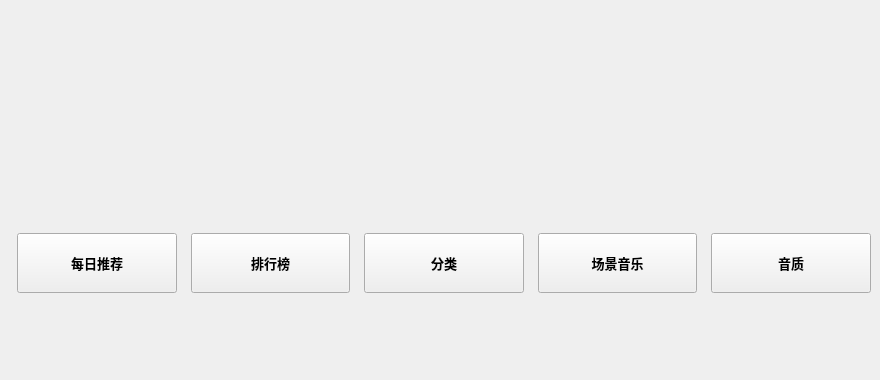
Old version of the form KuGouClient/RecommendForYou/RecommendForYou.ui in the repository a-mo-xi-wei/Qt-KuGouAppClient.
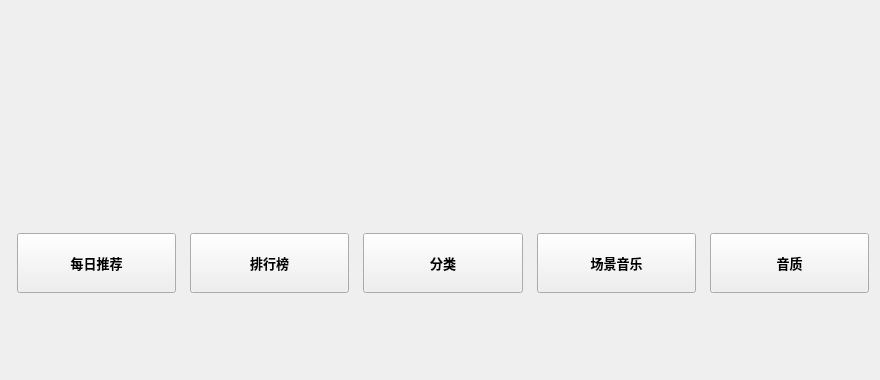
New version of the form. Custom widgets are drawn as their Qt base class.

Diff of the .ui file:
```diff
--- a/KuGouClient/RecommendForYou/RecommendForYou.ui
+++ b/KuGouClient/RecommendForYou/RecommendForYou.ui
@@ -30,7 +30,7 @@
     <number>0</number>
    </property>
    <property name="rightMargin">
-    <number>0</number>
+    <number>2</number>
    </property>
    <property name="bottomMargin">
     <number>0</number>
@@ -51,7 +51,7 @@
        <rect>
         <x>0</x>
         <y>0</y>
-        <width>880</width>
+        <width>878</width>
         <height>360</height>
        </rect>
       </property>
```
